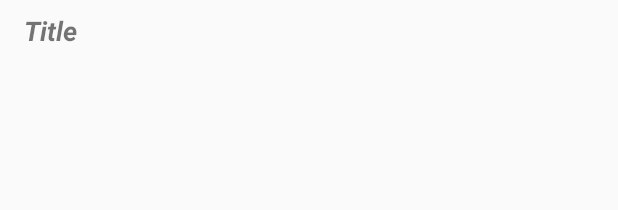
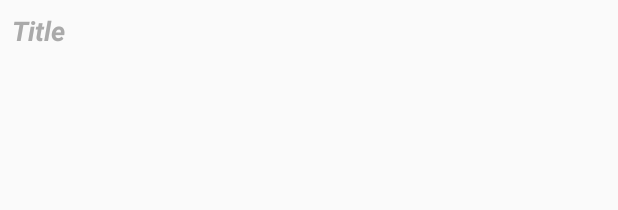
Before and after one commit to akhil-code/gallery-app-android, an Android app: the layout tagged_vertical_view.xml on its own in the app's theme, with its tools: preview values and no code run, on a phone screen of 412 x 824 dp. Shown: the top 210 px of the screen. Run offline under Robolectric (Android 15) with nearby library versions, the phone set to English and light mode, and no system bars.

Commit message:
UI additions

```diff
--- a/app/src/main/res/layout/activity_main.xml
+++ b/app/src/main/res/layout/activity_main.xml
@@ -4,6 +4,7 @@
     xmlns:tools="http://schemas.android.com/tools"
     android:layout_width="match_parent"
     android:layout_height="match_parent"
+    android:background="#404040"
     tools:context=".MainActivity">
 
 
@@ -21,9 +22,12 @@
         android:id="@+id/tabLayout"
         android:layout_width="0dp"
         android:layout_height="wrap_content"
+        android:background="#262626"
         app:layout_constraintEnd_toEndOf="parent"
         app:layout_constraintStart_toStartOf="parent"
-        app:layout_constraintTop_toTopOf="parent">
+        app:layout_constraintTop_toTopOf="parent"
+        app:tabIndicatorColor="@android:color/holo_green_dark"
+        app:tabTextColor="@android:color/holo_green_light">
 
     </android.support.design.widget.TabLayout>
 
--- a/app/src/main/res/layout/fragment_recycler_grid_row.xml
+++ b/app/src/main/res/layout/fragment_recycler_grid_row.xml
@@ -3,7 +3,8 @@
     xmlns:app="http://schemas.android.com/apk/res-auto"
     xmlns:tools="http://schemas.android.com/tools"
     android:layout_width="match_parent"
-    android:layout_height="wrap_content">
+    android:layout_height="wrap_content"
+    android:background="#404040">
 
     <ImageView
         android:id="@+id/imageView1"
--- a/app/src/main/res/layout/tagged_vertical_view.xml
+++ b/app/src/main/res/layout/tagged_vertical_view.xml
@@ -9,11 +9,12 @@
         android:id="@+id/vertical_view_title"
         android:layout_width="wrap_content"
         android:layout_height="wrap_content"
-        android:layout_marginLeft="16dp"
-        android:layout_marginStart="16dp"
+        android:layout_marginLeft="8dp"
+        android:layout_marginStart="8dp"
         android:layout_marginTop="8dp"
         android:text="Title"
         android:textAllCaps="false"
+        android:textColor="@android:color/darker_gray"
         android:textSize="18sp"
         android:textStyle="bold|italic"
         app:fontFamily="sans-serif"
@@ -24,6 +25,8 @@
         android:id="@+id/horizontal_container"
         android:layout_width="wrap_content"
         android:layout_height="wrap_content"
+        android:layout_marginLeft="8dp"
+        android:layout_marginStart="8dp"
         android:layout_marginTop="4dp"
         app:layout_constraintStart_toStartOf="parent"
         app:layout_constraintTop_toBottomOf="@+id/vertical_view_title" />
```
Also changed, not shown: app/src/main/java/com/techg/restaurant/ContentView.java (+7 -0 lines), app/src/main/java/com/techg/restaurant/MainActivity.java (+9 -0 lines).
